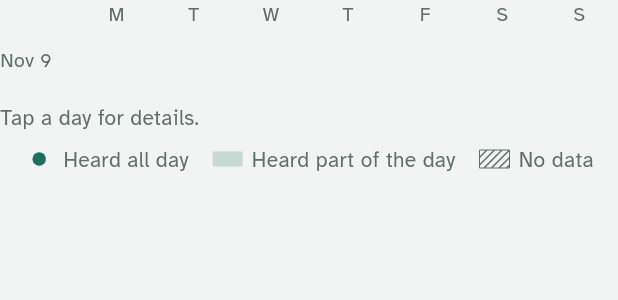
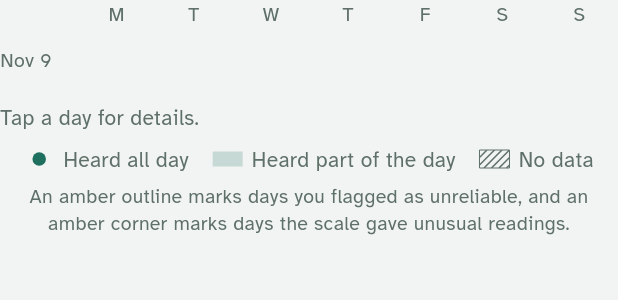
Before and after one commit to NC1107/whisker-local, a Flutter app: the CoverageCalendar widget shown alone on an empty page, opened directly with empty values, on a phone screen of 412 x 824 dp. Shown: the top 300 px of the screen. Run offline on Flutter 3.47's test engine with Material 3 defaults, Android fonts, the phone set to English and light mode, and no system bars; our stand-ins replace flutter_svg, image_picker, package_info_plus, shared_preferences; missing offline and left inert: file_selector; accounts and stored records are empty.

Commit message:
fix: polish the health views after checking them in the running app

```diff
--- a/app/lib/screens/data_quality_screen.dart
+++ b/app/lib/screens/data_quality_screen.dart
@@ -203,7 +203,7 @@ class _Matching extends StatelessWidget {
             share == null
                 ? 'No visits in these weeks.'
                 : '${quality.unnamed} of ${quality.visits} visits '
-                      '(${(share * 100).round()}%) could not be matched to a '
+                      '(${share > 0 && share < 0.005 ? '<1' : (share * 100).round()}%) could not be matched to a '
                       'cat with confidence. Per-cat numbers leave them out, so '
                       'they are lower bounds, not exact counts.',
             style: TextStyle(fontSize: 15, height: 1.4, color: palette.sub),
--- a/app/lib/widgets/health/coverage_calendar.dart
+++ b/app/lib/widgets/health/coverage_calendar.dart
@@ -62,7 +62,10 @@ class _CoverageCalendarState extends State<CoverageCalendar> {
       monday = DateTime(monday.year, monday.month, monday.day + 7);
     }
     final picked = _picked;
-    return Column(
+    return Center(
+      child: ConstrainedBox(
+        constraints: const BoxConstraints(maxWidth: 560),
+        child: Column(
           crossAxisAlignment: CrossAxisAlignment.stretch,
           children: [
             Row(
@@ -96,7 +99,9 @@ class _CoverageCalendarState extends State<CoverageCalendar> {
                       Expanded(
                         child: _cell(
                           context,
-                      days[_key(DateTime(week.year, week.month, week.day + i))],
+                          days[_key(
+                            DateTime(week.year, week.month, week.day + i),
+                          )],
                           picked,
                         ),
                       ),
@@ -123,7 +128,16 @@ class _CoverageCalendarState extends State<CoverageCalendar> {
                 KeyItem('No data', KeyMark.hatch),
               ],
             ),
+            const SizedBox(height: 6),
+            Text(
+              'An amber outline marks days you flagged as unreliable, and an '
+              'amber corner marks days the scale gave unusual readings.',
+              textAlign: TextAlign.center,
+              style: TextStyle(fontSize: 13, height: 1.35, color: palette.sub),
+            ),
           ],
+        ),
+      ),
     );
   }
 
--- a/app/lib/widgets/health/rhythm_charts.dart
+++ b/app/lib/widgets/health/rhythm_charts.dart
@@ -37,8 +37,9 @@ class Actogram extends StatelessWidget {
   final int lanes;
   final String Function(int? catId) nameOf;
 
-  double get _rowHeight =>
-      days.length <= 31 ? 10 : (days.length <= 60 ? 6 : 4.5);
+  double get _rowHeight => days.length <= 8
+      ? 18
+      : (days.length <= 31 ? 12 : (days.length <= 60 ? 9 : 5));
 
   @override
   Widget build(BuildContext context) {
@@ -109,7 +110,7 @@ Rect _tickRect(_Tick t, double width, double rowHeight, int lanes) {
   final plot = width - _gutter - 4;
   final x = _gutter + t.visit.hour / 24 * plot;
   final minutes = t.visit.minutes ?? 0;
-  final w = math.max(3.0, minutes / 1440 * plot);
+  final w = math.max(4.0, minutes / 1440 * plot);
   final top = _headerHeight + t.row * rowHeight;
   final lane = t.lane;
   if (lane == null || lanes <= 1) {
@@ -193,7 +194,7 @@ class _ActogramPainter extends CustomPainter {
         canvas.drawRect(rect.deflate(0.4), outline);
       }
     }
-    final step = days.length <= 31 ? 7 : 14;
+    final step = days.length <= 8 ? 1 : (days.length <= 31 ? 7 : 14);
     for (var row = 0; row < days.length; row += step) {
       final text = chartText(
         DateFormat.MMMd().format(days[row].date),
```
Also changed, not shown: app/lib/screens/cat_insights_screen.dart (+15 -3 lines), app/lib/screens/household_health.dart (+3 -4 lines), 1 other file. Lines whose indentation alone changed are shown as unchanged.
